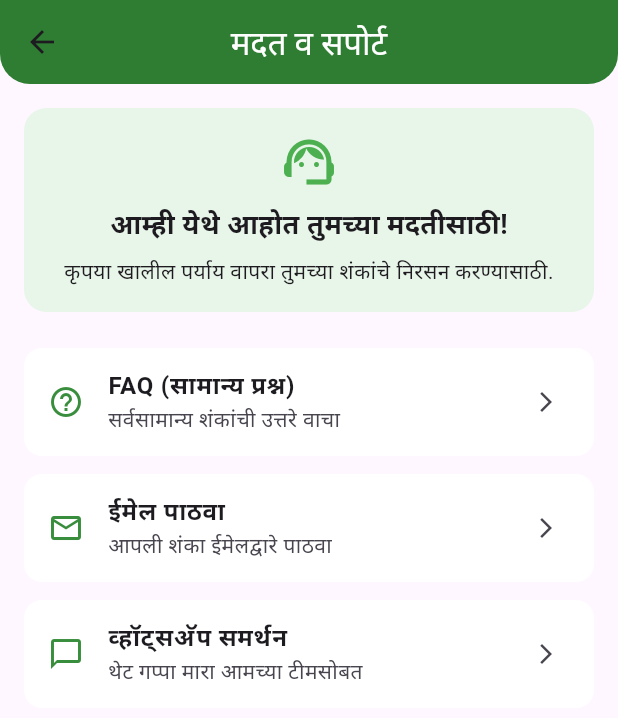
After one commit to Shubh1619/KRISHI-AI-FRONTEND, a Flutter app: the HelpSupportPage screen opened directly, after a tap on "ईमेल पाठवा", on a phone screen of 412 x 824 dp. The commit adds this screen. Shown: the top 718 px of the screen. Run offline on Flutter 3.47's test engine with Material 3 defaults, Android fonts, the phone set to English and light mode, and no system bars; our stand-ins replace dio, file_picker, flutter_markdown, image_picker.

Commit message:
help and support

```diff
--- a/lib/screens/dashboard.dart
+++ b/lib/screens/dashboard.dart
@@ -4,6 +4,7 @@ import 'weather_details.dart';
 import 'login_page.dart';
 import 'market_price.dart';
 import 'gov_schemes.dart';
+import 'help_support.dart';
 
 class MainPage extends StatelessWidget {
   final String farmerName;
@@ -63,11 +64,10 @@ class MainPage extends StatelessWidget {
         'color': Colors.purple,
         'title': 'सरकारी योजना',
         'subtitle': 'शेतकऱ्यांसाठी योजना',
-        'onTap': () =>Navigator.push(
+        'onTap':
+            () => Navigator.push(
               context,
-              MaterialPageRoute(
-                builder: (context) =>  SchemesScreen(),
-              ),
+              MaterialPageRoute(builder: (context) => SchemesScreen()),
             ),
       },
       {
@@ -142,7 +142,11 @@ class MainPage extends StatelessWidget {
                 ListTile(
                   leading: const Icon(Icons.help),
                   title: const Text('मदत व सपोर्ट'),
-                  onTap: () {},
+                  onTap:
+                      () => Navigator.push(
+                        context,
+                        MaterialPageRoute(builder: (context) => const HelpSupportPage()),
+                      ),
                 ),
                 ListTile(
                   leading: const Icon(Icons.logout),
--- /dev/null
+++ b/lib/screens/help_support.dart
@@ -0,0 +1,118 @@
+import 'package:flutter/material.dart';
+import 'package:url_launcher/url_launcher.dart';
+
+class HelpSupportPage extends StatelessWidget {
+  const HelpSupportPage({super.key});
+
+  Future<void> _launchFAQ() async {
+    const faqUrl = 'https://krishiai.help/faq';
+    final Uri uri = Uri.parse(faqUrl);
+    if (await canLaunchUrl(uri)) {
+      await launchUrl(uri);
+    }
+  }
+
+  Future<void> _launchWhatsApp() async {
+    final Uri uri = Uri.parse("https://wa.me/+918856832687");
+    if (await canLaunchUrl(uri)) {
+      await launchUrl(uri);
+    }
+  }
+
+  Future<void> _launchEmail() async {
+    final Uri emailUri = Uri(
+      scheme: 'mailto',
+      path: 'krishiai.project@gmail.com',
+    );
+    if (await canLaunchUrl(emailUri)) {
+      await launchUrl(emailUri);
+    }
+  }
+
+  @override
+  Widget build(BuildContext context) {
+    return Scaffold(
+      appBar: AppBar(
+        title: const Text(
+          'मदत व सपोर्ट',
+          style: TextStyle(color: Colors.white),
+        ),
+        backgroundColor: Colors.green[800],
+        centerTitle: true,
+        shape: const RoundedRectangleBorder(
+          borderRadius: BorderRadius.vertical(bottom: Radius.circular(20)),
+        ),
+      ),
+      body: ListView(
+        padding: const EdgeInsets.all(16),
+        children: [
+          Container(
+            padding: const EdgeInsets.all(16),
+            decoration: BoxDecoration(
+              color: Colors.green[50],
+              borderRadius: BorderRadius.circular(15),
+            ),
+            child: Column(
+              children: const [
+                Icon(Icons.support_agent, size: 40, color: Colors.green),
+                SizedBox(height: 8),
+                Text(
+                  'आम्ही येथे आहोत तुमच्या मदतीसाठी!',
+                  style: TextStyle(fontSize: 18, fontWeight: FontWeight.bold),
+                ),
+                SizedBox(height: 8),
+                Text(
+                  'कृपया खालील पर्याय वापरा तुमच्या शंकांचे निरसन करण्यासाठी.',
+                  textAlign: TextAlign.center,
+                ),
+              ],
+            ),
+          ),
+          const SizedBox(height: 24),
+          _buildSupportTile(
+            context,
+            icon: Icons.help_outline,
+            title: 'FAQ (सामान्य प्रश्न)',
+            subtitle: 'सर्वसामान्य शंकांची उत्तरे वाचा',
+            onTap: _launchFAQ,
+          ),
+          const SizedBox(height: 12),
+          _buildSupportTile(
+            context,
+            icon: Icons.email_outlined,
+            title: 'ईमेल पाठवा',
+            subtitle: 'आपली शंका ईमेलद्वारे पाठवा',
+            onTap: _launchEmail,
+          ),
+          const SizedBox(height: 12),
+          _buildSupportTile(
+            context,
+            icon: Icons.chat_bubble_outline,
+            title: 'व्हॉट्सअ‍ॅप समर्थन',
+            subtitle: 'थेट गप्पा मारा आमच्या टीमसोबत',
+            onTap: _launchWhatsApp,
+          ),
+          const SizedBox(height: 24),
+        ],
+      ),
+    );
+  }
+
+  Widget _buildSupportTile(
+    BuildContext context, {
+    required IconData icon,
+    required String title,
+    required String subtitle,
+    required Function() onTap,
+  }) {
+    return ListTile(
+      tileColor: Colors.white,
+      shape: RoundedRectangleBorder(borderRadius: BorderRadius.circular(12)),
+      leading: Icon(icon, color: Colors.green[700]),
+      title: Text(title, style: const TextStyle(fontWeight: FontWeight.bold)),
+      subtitle: Text(subtitle),
+      trailing: const Icon(Icons.arrow_forward_ios, size: 16),
+      onTap: onTap,
+    );
+  }
+}
```
Also changed, not shown: 1 other file.
